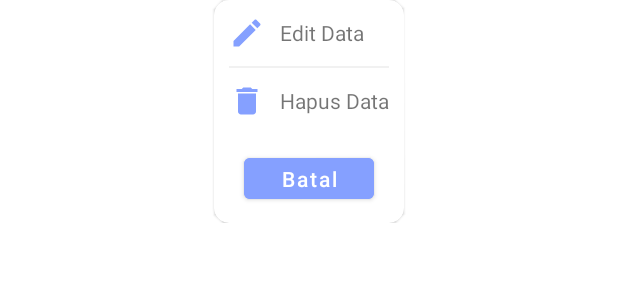
After one commit to vigyanmelati/rumah_Jurnal, an Android app: the layout popup_data.xml on its own in the app's theme, with its tools: preview values and no code run, on a phone screen of 412 x 824 dp. The commit adds this screen. Shown: the top 300 px of the screen. Run offline under Robolectric (Android 15) with nearby library versions, the phone set to English and light mode, and no system bars.

Commit message:
view recycler view

```diff
--- /dev/null
+++ b/app/src/main/java/id/vigyan/rumahjurnal/DaftarJurnalUserAdapter.java
@@ -0,0 +1,45 @@
+package id.vigyan.rumahjurnal;
+
+import android.content.Context;
+import android.database.Cursor;
+import android.view.View;
+import android.view.ViewGroup;
+import android.widget.TextView;
+
+import androidx.annotation.NonNull;
+import androidx.recyclerview.widget.RecyclerView;
+
+public class DaftarJurnalUserAdapter extends RecyclerView.Adapter <DaftarJurnalUserAdapter.DaftarJurnalUserViewHolder> {
+    private Context mContext;
+    private Cursor mCursor;
+
+    public DaftarJurnalUserAdapter(Context context, Cursor cursor) {
+        this.mContext = context;
+        this.mCursor = cursor;
+    }
+
+    @NonNull
+    @Override
+    public DaftarJurnalUserViewHolder onCreateViewHolder(@NonNull ViewGroup parent, int viewType) {
+        return null;
+    }
+
+    @Override
+    public void onBindViewHolder(@NonNull DaftarJurnalUserViewHolder holder, int position) {
+
+    }
+
+    @Override
+    public int getItemCount() {
+        return 0;
+    }
+
+    public class DaftarJurnalUserViewHolder extends RecyclerView.ViewHolder{
+        private TextView judul_jurnal, nama_penulis, doi, tahun_terbit;
+
+        public DaftarJurnalUserViewHolder(@NonNull View itemView) {
+            super(itemView);
+        }
+    }
+
+}
--- /dev/null
+++ b/app/src/main/res/drawable/ic_delete.xml
@@ -0,0 +1,5 @@
+<vector android:height="24dp" android:tint="#85A0FF"
+    android:viewportHeight="24" android:viewportWidth="24"
+    android:width="24dp" xmlns:android="http://schemas.android.com/apk/res/android">
+    <path android:fillColor="@android:color/white" android:pathData="M6,19c0,1.1 0.9,2 2,2h8c1.1,0 2,-0.9 2,-2V7H6v12zM19,4h-3.5l-1,-1h-5l-1,1H5v2h14V4z"/>
+</vector>
--- /dev/null
+++ b/app/src/main/res/drawable/ic_edit.xml
@@ -0,0 +1,5 @@
+<vector android:height="24dp" android:tint="#85A0FF"
+    android:viewportHeight="24" android:viewportWidth="24"
+    android:width="24dp" xmlns:android="http://schemas.android.com/apk/res/android">
+    <path android:fillColor="@android:color/white" android:pathData="M3,17.25V21h3.75L17.81,9.94l-3.75,-3.75L3,17.25zM20.71,7.04c0.39,-0.39 0.39,-1.02 0,-1.41l-2.34,-2.34c-0.39,-0.39 -1.02,-0.39 -1.41,0l-1.83,1.83 3.75,3.75 1.83,-1.83z"/>
+</vector>
--- a/app/src/main/res/layout/activity_daftar_jurnal_user.xml
+++ b/app/src/main/res/layout/activity_daftar_jurnal_user.xml
@@ -62,15 +62,15 @@
             </LinearLayout>
         </androidx.cardview.widget.CardView>
 
-        <androidx.recyclerview.widget.RecyclerView
-            android:id="@+id/kategori_list"
-            android:layout_width="match_parent"
-            android:layout_height="0dp"
-            android:layout_weight="1"
-            android:layout_gravity="center"
-            android:layout_marginTop="14dp">
+<!--        <androidx.recyclerview.widget.RecyclerView-->
+<!--            android:id="@+id/kategori_list"-->
+<!--            android:layout_width="match_parent"-->
+<!--            android:layout_height="0dp"-->
+<!--            android:layout_weight="1"-->
+<!--            android:layout_gravity="center"-->
+<!--            android:layout_marginTop="14dp">-->
 
-        </androidx.recyclerview.widget.RecyclerView>
+<!--        </androidx.recyclerview.widget.RecyclerView>-->
 
         <androidx.coordinatorlayout.widget.CoordinatorLayout
             android:id="@+id/layout_coordinator"
@@ -95,7 +95,8 @@
                 android:id="@+id/jurnal_list"
                 android:layout_width="match_parent"
                 android:layout_height="457dp"
-                android:layout_marginTop="20dp">
+                android:layout_marginTop="20dp"
+                tools:listitem="@layout/cardview_jurnal_user">
 
 
             </androidx.recyclerview.widget.RecyclerView>
--- /dev/null
+++ b/app/src/main/res/layout/popup_data.xml
@@ -0,0 +1,92 @@
+<?xml version="1.0" encoding="utf-8"?>
+<LinearLayout
+    xmlns:android="http://schemas.android.com/apk/res/android"
+    xmlns:app="http://schemas.android.com/apk/res-auto"
+    android:layout_width="match_parent"
+    android:layout_height="wrap_content"
+    android:orientation="vertical">
+
+    <androidx.cardview.widget.CardView
+        android:layout_width="wrap_content"
+        android:layout_height="wrap_content"
+        android:layout_gravity="center"
+        app:cardCornerRadius="10dp"
+        app:cardElevation="1dp">
+
+        <LinearLayout
+            android:layout_width="wrap_content"
+            android:layout_height="wrap_content"
+            android:orientation="vertical">
+
+            <LinearLayout
+                android:id="@+id/linearEditData"
+                android:layout_width="match_parent"
+                android:layout_height="wrap_content"
+                android:layout_marginRight="10dp"
+                android:layout_marginLeft="10dp"
+                android:orientation="horizontal">
+
+                <ImageView
+                    android:layout_width="wrap_content"
+                    android:layout_height="wrap_content"
+                    android:src="@drawable/ic_edit"
+                    android:layout_marginEnd="10dp"
+                    android:layout_marginTop="10dp"
+                    android:layout_marginBottom="10dp"/>
+
+                <TextView
+                    android:layout_width="wrap_content"
+                    android:layout_height="wrap_content"
+                    android:text="@string/edit_pop"
+                    android:layout_gravity="start|center"/>
+            </LinearLayout>
+
+            <View
+                android:layout_width="match_parent"
+                android:layout_height="1dp"
+                android:layout_marginLeft="10dp"
+                android:layout_marginRight="10dp"
+                android:background="@color/putih"/>
+
+            <LinearLayout
+                android:id="@+id/linearHapusData"
+                android:layout_width="wrap_content"
+                android:layout_height="wrap_content"
+                android:layout_marginRight="10dp"
+                android:layout_marginLeft="10dp"
+                android:orientation="horizontal">
+
+                <ImageView
+                    android:layout_width="wrap_content"
+                    android:layout_height="wrap_content"
+                    android:layout_marginEnd="10dp"
+                    android:layout_marginTop="10dp"
+                    android:layout_marginBottom="10dp"
+                    android:src="@drawable/ic_delete"/>
+
+                <TextView
+                    android:layout_width="wrap_content"
+                    android:layout_height="wrap_content"
+                    android:layout_gravity="start|center"
+                    android:text="@string/hapus"/>
+            </LinearLayout>
+
+            <Button
+                android:id="@+id/btn_batalPopup"
+                android:layout_width="match_parent"
+                android:layout_height="wrap_content"
+                android:layout_marginTop="10dp"
+                android:layout_marginLeft="20dp"
+                android:layout_marginRight="20dp"
+                android:layout_marginBottom="10dp"
+                android:minHeight="10dp"
+                android:text="@string/batal"
+                android:textAllCaps="false"
+                android:backgroundTint="@color/ungu"/>
+
+        </LinearLayout>
+
+
+    </androidx.cardview.widget.CardView>
+
+</LinearLayout>
--- a/app/src/main/res/values/colors.xml
+++ b/app/src/main/res/values/colors.xml
@@ -10,4 +10,5 @@
     <color name="ungu">#85A0FF</color>
     <color name="abu">#979797</color>
     <color name="blue">#69BCC8</color>
+    <color name="putih">#F1F1F1</color>
 </resources>
--- a/app/src/main/res/values/strings.xml
+++ b/app/src/main/res/values/strings.xml
@@ -54,4 +54,6 @@
     <string name="buat">Buat Akun Baru</string>
     <string name="daftar_text">Sudah Menjadi Pengguna?</string>
     <string name="logIn">Log In</string>
+    <string name="edit_pop">Edit Data</string>
+    <string name="hapus">Hapus Data</string>
 </resources>
```
